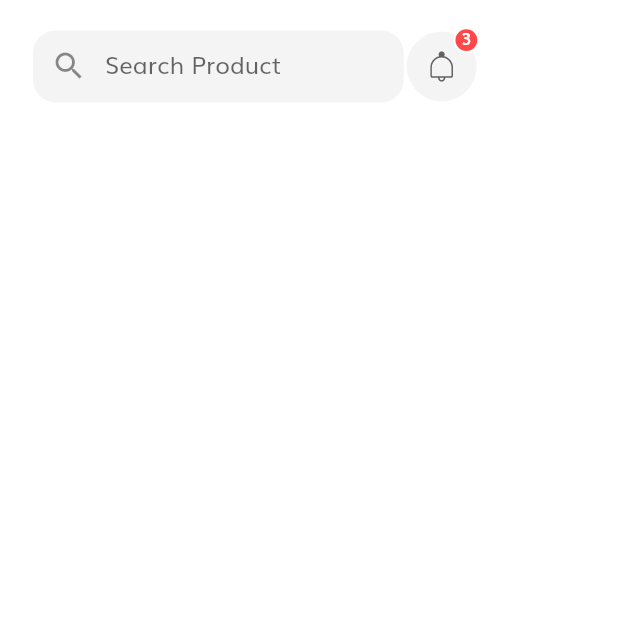
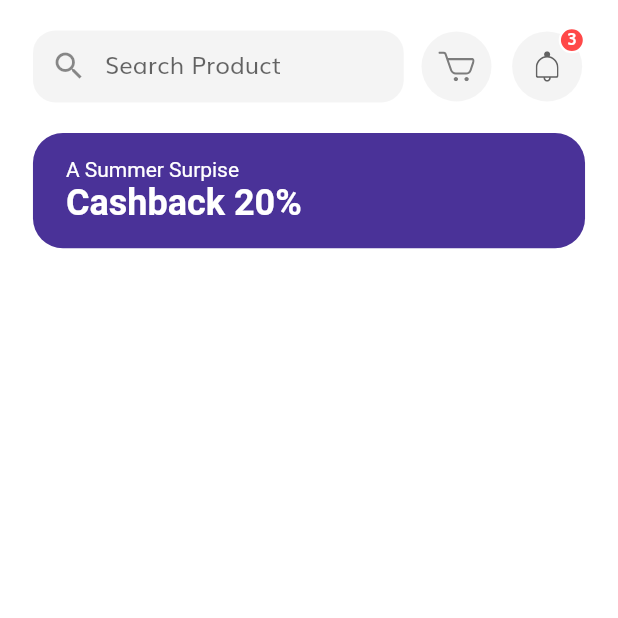
Before and after one commit to boytpcm123/shop_app, a Flutter app: the HomeScreen screen opened by its route, on a phone screen of 412 x 824 dp, the top half of it. Run offline on Flutter 3.47's test engine with Material 2 defaults, Android fonts, the phone set to English and light mode, and no system bars; our stand-ins replace flutter_svg.

Commit message:
add banner shop

```diff
--- a/lib/screens/home/components/body.dart
+++ b/lib/screens/home/components/body.dart
@@ -1,7 +1,8 @@
 import 'package:flutter/material.dart';
-import 'package:flutter_svg/svg.dart';
-import 'package:shop_app/constants.dart';
 import 'package:shop_app/size_config.dart';
+
+import 'discount_banner.dart';
+import 'home_header.dart';
 
 class Body extends StatelessWidget {
   const Body({Key key}) : super(key: key);
@@ -13,99 +14,12 @@ class Body extends StatelessWidget {
         child: Column(
           children: [
             SizedBox(height: getProportionateScreenHeight(20)),
-            Padding(
-              padding: EdgeInsets.symmetric(
-                  horizontal: getProportionateScreenWidth(20)),
-              child: Row(
-                children: [
-                  Container(
-                    width: SizeConfig.screenWidth * 0.6,
-                    //height: 50,
-                    decoration: BoxDecoration(
-                      color: kSecondaryColor.withOpacity(0.1),
-                      borderRadius: BorderRadius.circular(15),
-                    ),
-                    child: TextField(
-                      onChanged: (value) {
-                        //Search value
-                      },
-                      decoration: InputDecoration(
-                        enabledBorder: InputBorder.none,
-                        focusedBorder: InputBorder.none,
-                        hintText: "Search Product",
-                        prefixIcon: const Icon(Icons.search),
-                        contentPadding: EdgeInsets.symmetric(
-                          horizontal: getProportionateScreenWidth(20),
-                          vertical: getProportionateScreenWidth(9),
-                        ),
-                      ),
-                    ),
-                  ),
-                  const IconBtnWithCounter(),
-                ],
-              ),
-            )
+            const HomeHeader(),
+            SizedBox(height: getProportionateScreenHeight(20)),
+            const DiscountBanner(),
           ],
         ),
       ),
     );
   }
 }
-
-class IconBtnWithCounter extends StatelessWidget {
-  const IconBtnWithCounter({
-    Key key,
-  }) : super(key: key);
-
-  @override
-  Widget build(BuildContext context) {
-    return InkWell(
-      onTap: () {},
-      borderRadius: BorderRadius.circular(50),
-      child: Stack(
-        overflow: Overflow.visible,
-        children: [
-          Container(
-            padding: EdgeInsets.all(
-              getProportionateScreenWidth(12),
-            ),
-            height: getProportionateScreenHeight(46),
-            width: getProportionateScreenWidth(46),
-            decoration: BoxDecoration(
-              color: kSecondaryColor.withOpacity(0.1),
-              shape: BoxShape.circle,
-            ),
-            child: SvgPicture.asset("assets/icons/Bell.svg"),
-          ),
-          Positioned(
-            top: -3,
-            right: 0,
-            child: Container(
-              width: getProportionateScreenWidth(16),
-              height: getProportionateScreenWidth(16),
-              decoration: BoxDecoration(
-                color: const Color(0xFFFF4848),
-                shape: BoxShape.circle,
-                border: Border.all(
-                  width: 1.5,
-                  color: Colors.white,
-                ),
-              ),
-              child: Center(
-                child: Text(
-                  "3",
-                  style: TextStyle(
-                    fontSize: getProportionateScreenWidth(10),
-                    height: 1,
-                    color: Colors.white,
-                    fontWeight: FontWeight.w600,
-                  ),
-                ),
-              ),
-            ),
-          )
-        ],
-      ),
-    );
-  }
-}
--- /dev/null
+++ b/lib/screens/home/components/discount_banner.dart
@@ -0,0 +1,37 @@
+import 'package:flutter/material.dart';
+
+import '../../../size_config.dart';
+
+class DiscountBanner extends StatelessWidget {
+  const DiscountBanner({
+    Key key,
+  }) : super(key: key);
+
+  @override
+  Widget build(BuildContext context) {
+    return Container(
+      margin: EdgeInsets.symmetric(horizontal: getProportionateScreenWidth(20)),
+      padding: EdgeInsets.symmetric(
+        horizontal: getProportionateScreenWidth(20),
+        vertical: getProportionateScreenWidth(15),
+      ),
+      width: double.infinity,
+      //height: 90,
+      decoration: BoxDecoration(
+        color: const Color(0xFF4A3298),
+        borderRadius: BorderRadius.circular(20),
+      ),
+      child: const Text.rich(
+        TextSpan(
+            text: "A Summer Surpise\n",
+            style: TextStyle(color: Colors.white),
+            children: [
+              TextSpan(
+                text: "Cashback 20%",
+                style: TextStyle(fontSize: 24, fontWeight: FontWeight.bold),
+              ),
+            ]),
+      ),
+    );
+  }
+}
--- /dev/null
+++ b/lib/screens/home/components/home_header.dart
@@ -0,0 +1,34 @@
+import 'package:flutter/material.dart';
+
+import '../../../size_config.dart';
+import 'icon_btn_with_counter.dart';
+import 'search_field.dart';
+
+class HomeHeader extends StatelessWidget {
+  const HomeHeader({
+    Key key,
+  }) : super(key: key);
+
+  @override
+  Widget build(BuildContext context) {
+    return Padding(
+      padding:
+          EdgeInsets.symmetric(horizontal: getProportionateScreenWidth(20)),
+      child: Row(
+        mainAxisAlignment: MainAxisAlignment.spaceBetween,
+        children: [
+          const SearchField(),
+          IconBtnWithCounter(
+            press: () {},
+            svgSrc: "assets/icons/Cart Icon.svg",
+          ),
+          IconBtnWithCounter(
+            press: () {},
+            svgSrc: "assets/icons/Bell.svg",
+            numOfItems: 3,
+          ),
+        ],
+      ),
+    );
+  }
+}
--- /dev/null
+++ b/lib/screens/home/components/icon_btn_with_counter.dart
@@ -0,0 +1,71 @@
+import 'package:flutter/material.dart';
+import 'package:flutter_svg/flutter_svg.dart';
+
+import '../../../constants.dart';
+import '../../../size_config.dart';
+
+class IconBtnWithCounter extends StatelessWidget {
+  const IconBtnWithCounter({
+    @required this.svgSrc,
+    @required this.press,
+    Key key,
+    this.numOfItems = 0,
+  }) : super(key: key);
+
+  final String svgSrc;
+  final int numOfItems;
+  final GestureTapCallback press;
+
+  @override
+  Widget build(BuildContext context) {
+    return InkWell(
+      onTap: press,
+      borderRadius: BorderRadius.circular(50),
+      child: Stack(
+        overflow: Overflow.visible,
+        children: [
+          Container(
+            padding: EdgeInsets.all(
+              getProportionateScreenWidth(12),
+            ),
+            height: getProportionateScreenHeight(46),
+            width: getProportionateScreenWidth(46),
+            decoration: BoxDecoration(
+              color: kSecondaryColor.withOpacity(0.1),
+              shape: BoxShape.circle,
+            ),
+            child: SvgPicture.asset(svgSrc),
+          ),
+          if (numOfItems != 0)
+            Positioned(
+              top: -3,
+              right: 0,
+              child: Container(
+                width: getProportionateScreenWidth(16),
+                height: getProportionateScreenWidth(16),
+                decoration: BoxDecoration(
+                  color: const Color(0xFFFF4848),
+                  shape: BoxShape.circle,
+                  border: Border.all(
+                    width: 1.5,
+                    color: Colors.white,
+                  ),
+                ),
+                child: Center(
+                  child: Text(
+                    "$numOfItems",
+                    style: TextStyle(
+                      fontSize: getProportionateScreenWidth(10),
+                      height: 1,
+                      color: Colors.white,
+                      fontWeight: FontWeight.w600,
+                    ),
+                  ),
+                ),
+              ),
+            )
+        ],
+      ),
+    );
+  }
+}
--- /dev/null
+++ b/lib/screens/home/components/search_field.dart
@@ -0,0 +1,37 @@
+import 'package:flutter/material.dart';
+
+import '../../../constants.dart';
+import '../../../size_config.dart';
+
+class SearchField extends StatelessWidget {
+  const SearchField({
+    Key key,
+  }) : super(key: key);
+
+  @override
+  Widget build(BuildContext context) {
+    return Container(
+      width: SizeConfig.screenWidth * 0.6,
+      //height: 50,
+      decoration: BoxDecoration(
+        color: kSecondaryColor.withOpacity(0.1),
+        borderRadius: BorderRadius.circular(15),
+      ),
+      child: TextField(
+        onChanged: (value) {
+          //Search value
+        },
+        decoration: InputDecoration(
+          enabledBorder: InputBorder.none,
+          focusedBorder: InputBorder.none,
+          hintText: "Search Product",
+          prefixIcon: const Icon(Icons.search),
+          contentPadding: EdgeInsets.symmetric(
+            horizontal: getProportionateScreenWidth(20),
+            vertical: getProportionateScreenWidth(9),
+          ),
+        ),
+      ),
+    );
+  }
+}
```
